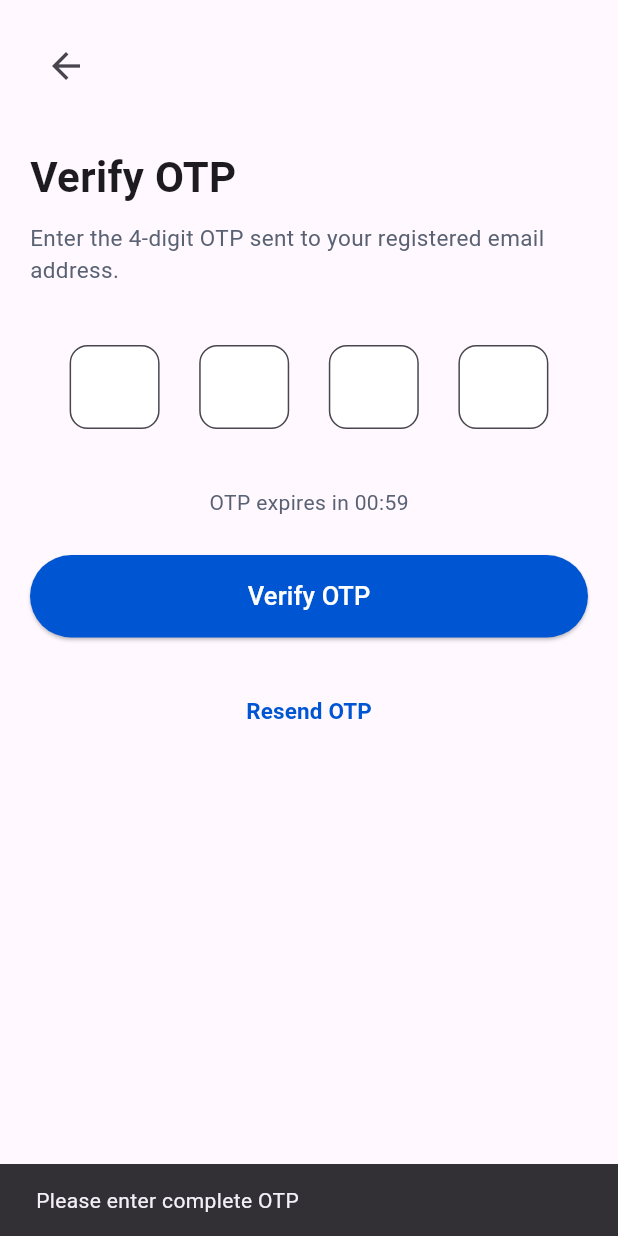
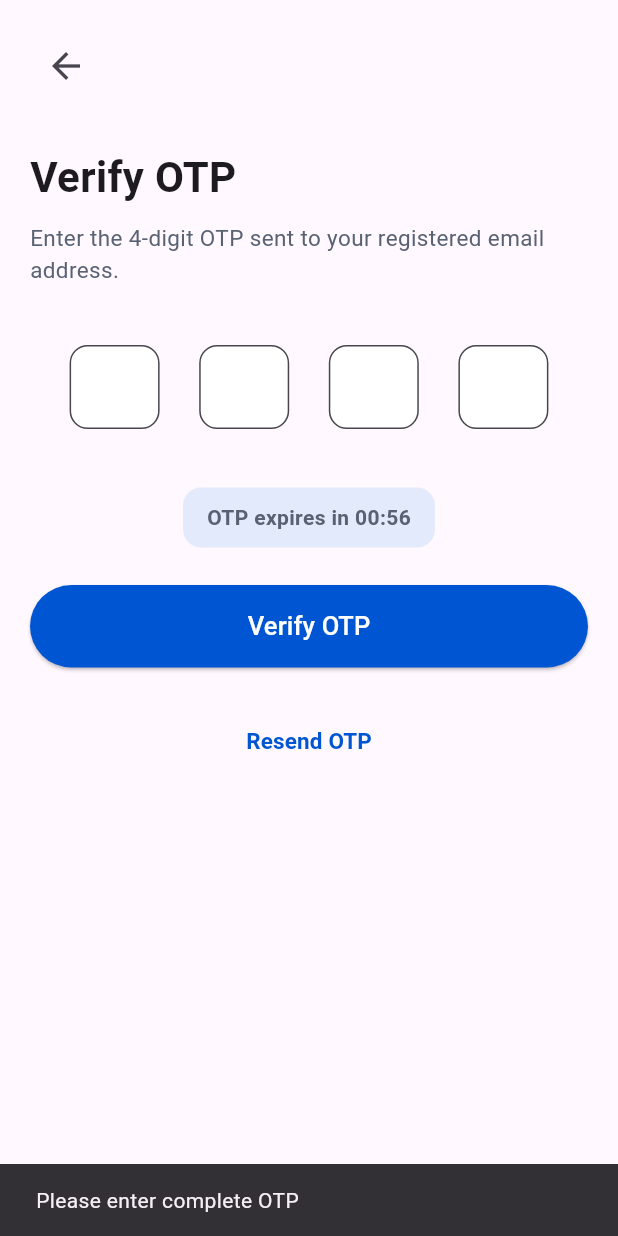
Before and after one commit to KRISHNA-SHINGALA/naviGo_with_flutter, a Flutter app: the PassengerOTP screen opened directly, after a tap on "Verify OTP", on a phone screen of 412 x 824 dp. Run offline on Flutter 3.47's test engine with Material 3 defaults, Android fonts, the phone set to English and light mode, and no system bars; our stand-ins replace image_picker.

Commit message:
change in passenger otp page

```diff
--- a/navigo_tour_management_system/lib/core/auth/p_otp.dart
+++ b/navigo_tour_management_system/lib/core/auth/p_otp.dart
@@ -1,4 +1,7 @@
+
+import 'dart:async';
 import 'package:flutter/material.dart';
+import 'package:flutter/services.dart';
 
 class PassengerOTP extends StatefulWidget {
   const PassengerOTP({super.key});
@@ -8,17 +11,69 @@ class PassengerOTP extends StatefulWidget {
 }
 
 class _PassengerOTPState extends State<PassengerOTP> {
+  // Controllers for the four OTP digits
   final TextEditingController otp1 = TextEditingController();
   final TextEditingController otp2 = TextEditingController();
   final TextEditingController otp3 = TextEditingController();
   final TextEditingController otp4 = TextEditingController();
 
+  // Variables used to manage the OTP countdown
+  Timer? _timer;
+  int _secondsRemaining = 59;
+  bool _isOtpExpired = false;
+
+  @override
+  void initState() {
+    super.initState();
+
+    // Start the countdown when the page opens
+    _startOtpTimer();
+  }
+
+  // Start or restart the OTP countdown timer
+  void _startOtpTimer() {
+    _timer?.cancel();
+
+    setState(() {
+      _secondsRemaining = 59;
+      _isOtpExpired = false;
+    });
+
+    _timer = Timer.periodic(const Duration(seconds: 1), (timer) {
+      if (_secondsRemaining > 0) {
+        setState(() {
+          _secondsRemaining--;
+        });
+      } else {
+        // Stop the timer when the OTP expires
+        timer.cancel();
+
+        setState(() {
+          _isOtpExpired = true;
+        });
+      }
+    });
+  }
+
+  // Convert the remaining seconds into MM:SS format
+  String get _formattedTime {
+    final minutes = (_secondsRemaining ~/ 60).toString().padLeft(2, '0');
+    final seconds = (_secondsRemaining % 60).toString().padLeft(2, '0');
+
+    return '$minutes:$seconds';
+  }
+
   @override
   void dispose() {
+    // Cancel the timer to prevent it from running after the page closes
+    _timer?.cancel();
+
+    // Dispose all text controllers
     otp1.dispose();
     otp2.dispose();
     otp3.dispose();
     otp4.dispose();
+
     super.dispose();
   }
 
@@ -34,10 +89,9 @@ class _PassengerOTPState extends State<PassengerOTP> {
             child: Column(
               crossAxisAlignment: CrossAxisAlignment.start,
               children: [
-
                 const SizedBox(height: 20),
 
-                // Back Button
+                // Back button
                 IconButton(
                   onPressed: () {
                     Navigator.pop(context);
@@ -50,7 +104,7 @@ class _PassengerOTPState extends State<PassengerOTP> {
 
                 const SizedBox(height: 30),
 
-                // Title
+                // Page title
                 const Text(
                   "Verify OTP",
                   style: TextStyle(
@@ -61,7 +115,7 @@ class _PassengerOTPState extends State<PassengerOTP> {
 
                 const SizedBox(height: 10),
 
-                // Description
+                // Instructions for entering the OTP
                 const Text(
                   "Enter the 4-digit OTP sent to your registered email address.",
                   style: TextStyle(
@@ -72,72 +126,102 @@ class _PassengerOTPState extends State<PassengerOTP> {
 
                 const SizedBox(height: 40),
 
-                // OTP Boxes
+                // Four OTP input boxes
                 Row(
                   mainAxisAlignment: MainAxisAlignment.spaceEvenly,
                   children: [
-                    otpBox(otp1),
-                    otpBox(otp2),
-                    otpBox(otp3),
-                    otpBox(otp4),
+                    otpBox(otp1, otp2),
+                    otpBox(otp2, otp3),
+                    otpBox(otp3, otp4),
+                    otpBox(otp4, null),
                   ],
                 ),
 
                 const SizedBox(height: 35),
 
-                // Timer
-                const Center(
-                  child: Text(
-                    "OTP expires in 00:59",
-                    style: TextStyle(
-                      fontSize: 14,
-                      color: Color(0xFF596273),
+                // Countdown banner that updates every second
+                Center(
+                  child: Container(
+                    padding: const EdgeInsets.symmetric(
+                      horizontal: 16,
+                      vertical: 10,
+                    ),
+                    decoration: BoxDecoration(
+                      color: _isOtpExpired
+                          ? Colors.red.shade50
+                          : const Color(0xFFE2EAFB),
+                      borderRadius: BorderRadius.circular(12),
+                    ),
+                    child: Text(
+                      _isOtpExpired
+                          ? "OTP expired. Please resend OTP."
+                          : "OTP expires in $_formattedTime",
+                      style: TextStyle(
+                        fontSize: 14,
+                        color: _isOtpExpired
+                            ? Colors.red
+                            : const Color(0xFF596273),
+                        fontWeight: FontWeight.w600,
+                      ),
                     ),
                   ),
                 ),
 
                 const SizedBox(height: 25),
 
-                // Verify Button
+                // Verify OTP button
                 SizedBox(
                   width: double.infinity,
                   height: 55,
                   child: ElevatedButton(
                     onPressed: () {
-                      String otp =
-                          otp1.text +
+                      // Combine all four OTP digits
+                      String otp = otp1.text +
                           otp2.text +
                           otp3.text +
                           otp4.text;
 
-                      if (otp.length == 4) {
-                        ScaffoldMessenger.of(context).showSnackBar(
-                          const SnackBar(
-                            content: Text("OTP Verified"),
-                          ),
-                        );
-
-                        // Yahan Reset Password page par navigate karna.
-                      } else {
+                      // Prevent verification after the countdown expires
+                      if (_isOtpExpired) {
                         ScaffoldMessenger.of(context).showSnackBar(
                           const SnackBar(
                             content: Text(
-                              "Please enter complete OTP",
+                              "OTP expired. Please resend OTP.",
                             ),
                           ),
                         );
+                        return;
                       }
+
+                      // Check that all four characters are numeric digits
+                      if (otp.length != 4 ||
+                          !RegExp(r'^[0-9]{4}$').hasMatch(otp)) {
+                        ScaffoldMessenger.of(context).showSnackBar(
+                          const SnackBar(
+                            content: Text("Please enter complete OTP"),
+                          ),
+                        );
+                        return;
+                      }
+
+                      // Input validation passed; actual OTP verification
+                      // must be performed by the backend
+                      ScaffoldMessenger.of(context).showSnackBar(
+                        const SnackBar(
+                          content: Text("OTP entered successfully"),
+                        ),
+                      );
+
+                      // Navigate to the Reset Password page after
+                      // implementing actual OTP verification
                     },
-
                     style: ElevatedButton.styleFrom(
                       backgroundColor: const Color(0xFF0056D2),
                       foregroundColor: Colors.white,
-
                       shape: RoundedRectangleBorder(
                         borderRadius: BorderRadius.circular(30),
                       ),
                     ),
-
                     child: const Text(
                       "Verify OTP",
                       style: TextStyle(
@@ -149,17 +233,28 @@ class _PassengerOTPState extends State<PassengerOTP> {
 
                 const SizedBox(height: 25),
 
-                // Resend OTP
+                // Resend OTP button
                 Center(
                   child: TextButton(
                     onPressed: () {
+                      // Restart the countdown
+                      _startOtpTimer();
+
+                      // Clear the previously entered OTP digits
+                      otp1.clear();
+                      otp2.clear();
+                      otp3.clear();
+                      otp4.clear();
+
+                      // Display a confirmation message
                       ScaffoldMessenger.of(context).showSnackBar(
                         const SnackBar(
-                          content: Text("OTP resent"),
+                          content: Text(
+                            "OTP timer restarted. Connect email service to resend OTP.",
+                          ),
                         ),
                       );
                     },
-
                     child: const Text(
                       "Resend OTP",
                       style: TextStyle(
@@ -178,8 +273,11 @@ class _PassengerOTPState extends State<PassengerOTP> {
     );
   }
 
-  // OTP Box
-  Widget otpBox(TextEditingController controller) {
+  // Build an individual OTP input box
+  Widget otpBox(
+    TextEditingController controller,
+    TextEditingController? nextController,
+  ) {
     return SizedBox(
       width: 60,
       height: 60,
@@ -187,20 +285,31 @@ class _PassengerOTPState extends State<PassengerOTP> {
         controller: controller,
         textAlign: TextAlign.center,
         keyboardType: TextInputType.number,
+
+        // Allow only one numeric digit in each input box
         maxLength: 1,
+        inputFormatters: [
+          FilteringTextInputFormatter.digitsOnly,
+          LengthLimitingTextInputFormatter(1),
+        ],
+
+        onChanged: (value) {
+          // Move focus to the next input box after entering a digit
+          if (value.isNotEmpty && nextController != null) {
+            FocusScope.of(context).nextFocus();
+          }
+        },
 
         decoration: InputDecoration(
           counterText: "",
           filled: true,
           fillColor: Colors.white,
-
           border: OutlineInputBorder(
             borderRadius: BorderRadius.circular(12),
             borderSide: const BorderSide(
               color: Color(0xFFCCCCCC),
             ),
           ),
-
           focusedBorder: OutlineInputBorder(
             borderRadius: BorderRadius.circular(12),
             borderSide: const BorderSide(
```
